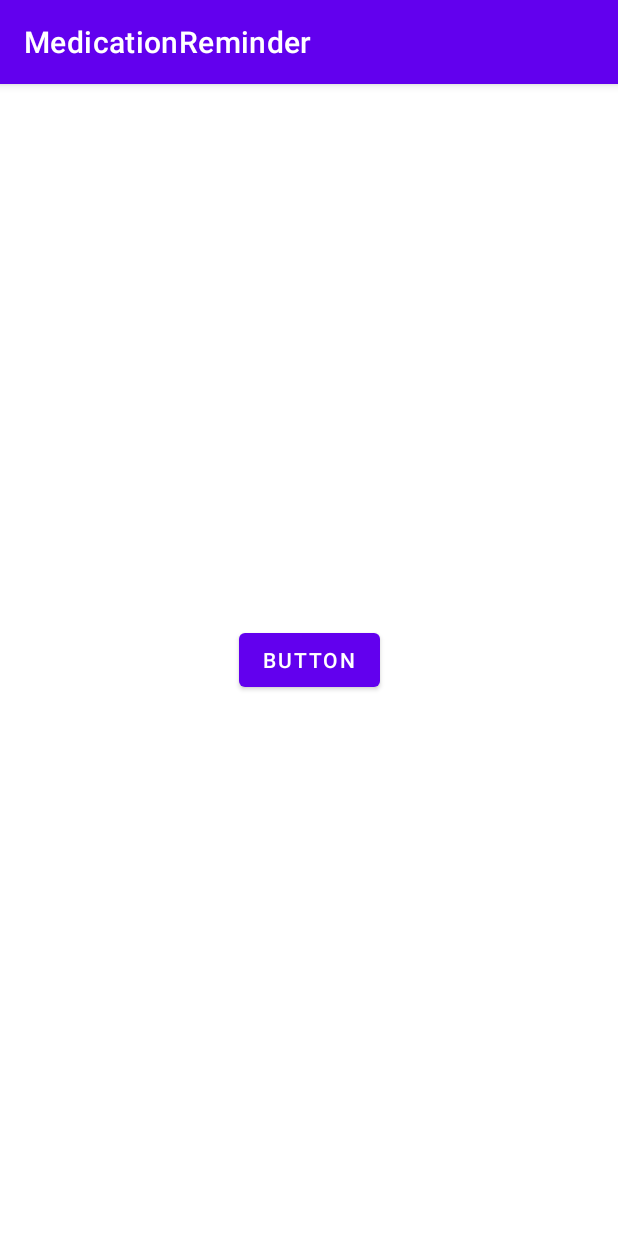
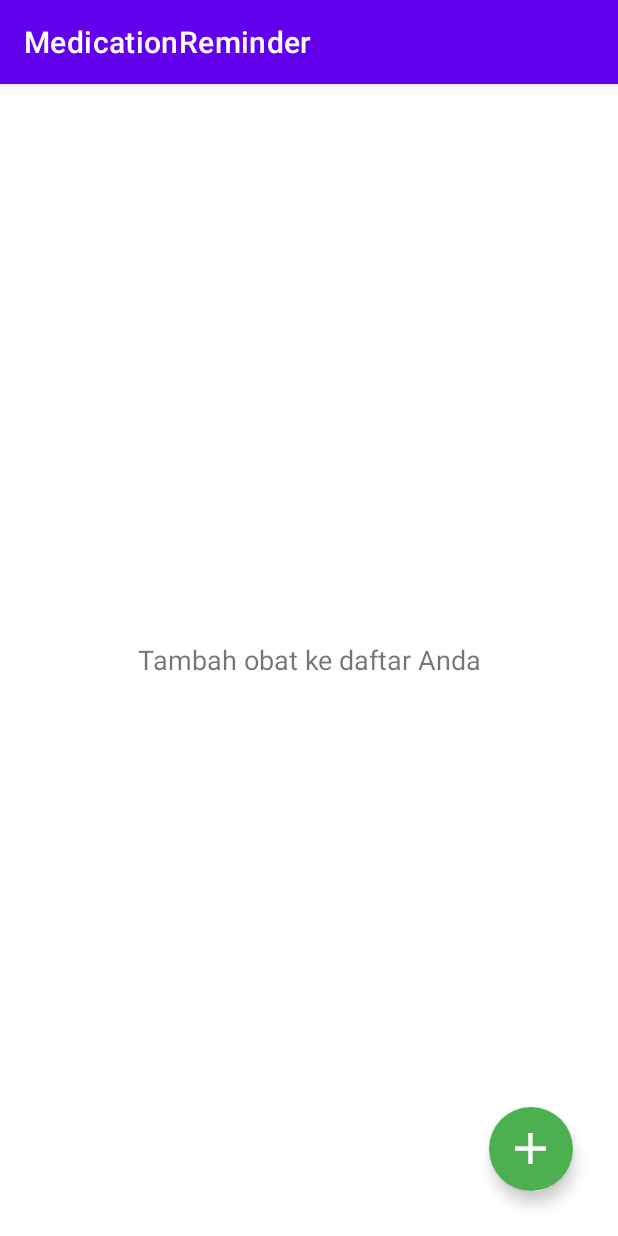
Before and after one commit to fiqriturhamz/MedicationReminder, an Android app: the screen it shows after launch (MainActivity), on a phone screen of 412 x 824 dp. Run offline under Robolectric (Android 15) with nearby library versions, the phone set to English and light mode, and no system bars.

Commit message:
Menambahkan dose_list_item.xml, dose_unit_list_item.xml, extra_dose_template.xml, activity_main.xml, beberapa drawable vector, color, dan string

```diff
--- a/app/build.gradle
+++ b/app/build.gradle
@@ -37,6 +37,7 @@ dependencies {
     implementation 'androidx.appcompat:appcompat:1.3.1'
     implementation 'com.google.android.material:material:1.4.0'
     implementation 'androidx.constraintlayout:constraintlayout:2.1.1'
+    implementation 'androidx.cardview:cardview:1.0.0'
     testImplementation 'junit:junit:4.+'
     androidTestImplementation 'androidx.test.ext:junit:1.1.3'
     androidTestImplementation 'androidx.test.espresso:espresso-core:3.4.0'
--- /dev/null
+++ b/app/src/main/res/drawable/add.xml
@@ -0,0 +1,5 @@
+<vector android:height="24dp" android:tint="#FFFFFF"
+    android:viewportHeight="24" android:viewportWidth="24"
+    android:width="24dp" xmlns:android="http://schemas.android.com/apk/res/android">
+    <path android:fillColor="@android:color/white" android:pathData="M19,13h-6v6h-2v-6H5v-2h6V5h2v6h6v2z"/>
+</vector>
--- /dev/null
+++ b/app/src/main/res/drawable/delete.xml
@@ -0,0 +1,5 @@
+<vector android:height="24dp" android:tint="#000000"
+    android:viewportHeight="24" android:viewportWidth="24"
+    android:width="24dp" xmlns:android="http://schemas.android.com/apk/res/android">
+    <path android:fillColor="@android:color/white" android:pathData="M6,19c0,1.1 0.9,2 2,2h8c1.1,0 2,-0.9 2,-2V7H6v12zM19,4h-3.5l-1,-1h-5l-1,1H5v2h14V4z"/>
+</vector>
--- a/app/src/main/res/layout/activity_main.xml
+++ b/app/src/main/res/layout/activity_main.xml
@@ -1,28 +1,50 @@
 <?xml version="1.0" encoding="utf-8"?>
-<androidx.constraintlayout.widget.ConstraintLayout xmlns:android="http://schemas.android.com/apk/res/android"
+<RelativeLayout xmlns:android="http://schemas.android.com/apk/res/android"
     xmlns:app="http://schemas.android.com/apk/res-auto"
     xmlns:tools="http://schemas.android.com/tools"
     android:layout_width="match_parent"
     android:layout_height="match_parent"
     tools:context=".MainActivity">
 
-    <TextView
+    <com.google.android.material.appbar.MaterialToolbar
+        android:id="@+id/toolbar"
+        android:layout_width="match_parent"
+        android:layout_height="?android:actionBarSize"
+        android:layout_alignParentTop="true"
+        app:contentInsetStart="0dp"
+        android:gravity="center_vertical"/>
+
+    <ListView
+        android:id="@+id/med_list_view"
+        android:layout_width="match_parent"
+        android:layout_height="match_parent"
+        android:layout_below="@id/toolbar"
+        android:dividerHeight="2dp" />
+
+    <androidx.appcompat.widget.AppCompatTextView
+        android:id="@+id/list_empty_label"
+        android:layout_width="match_parent"
+        android:layout_height="wrap_content"
+        android:layout_centerInParent="true"
+        android:text="@string/add_medications"
+        app:autoSizeTextType="uniform"
+        android:textSize="18sp"
+        android:gravity="center"/>
+
+    <com.google.android.material.floatingactionbutton.FloatingActionButton
+        android:id="@+id/add_med_button"
         android:layout_width="wrap_content"
         android:layout_height="wrap_content"
-        android:text="Hello World!"
-        app:layout_constraintBottom_toBottomOf="parent"
-        app:layout_constraintLeft_toLeftOf="parent"
-        app:layout_constraintRight_toRightOf="parent"
-        app:layout_constraintTop_toTopOf="parent" />
+        android:layout_alignParentBottom="true"
+        android:layout_alignParentEnd="true"
+        android:layout_marginHorizontal="30dp"
+        android:layout_marginVertical="30dp"
+        android:backgroundTint="@color/floating_action_button"
+        app:borderWidth="0dp"
+        android:src="@drawable/add"
+        app:tint="@color/white"
+        app:fabSize="normal"
+        app:maxImageSize="35dp"
+        android:contentDescription="@string/new_medication" />
 
-    <Button
-        android:id="@+id/button2"
-        android:layout_width="wrap_content"
-        android:layout_height="wrap_content"
-        android:text="Button"
-        app:layout_constraintBottom_toBottomOf="parent"
-        app:layout_constraintEnd_toEndOf="parent"
-        app:layout_constraintStart_toStartOf="parent"
-        app:layout_constraintTop_toTopOf="parent" />
-
-</androidx.constraintlayout.widget.ConstraintLayout>
+</RelativeLayout>
--- a/app/src/main/res/values/colors.xml
+++ b/app/src/main/res/values/colors.xml
@@ -7,4 +7,6 @@
     <color name="teal_700">#FF018786</color>
     <color name="black">#FF000000</color>
     <color name="white">#FFFFFFFF</color>
+    <color name="background">#FF101010</color>
+    <color name="floating_action_button">#4CAF50</color>
 </resources>
--- a/app/src/main/res/values/strings.xml
+++ b/app/src/main/res/values/strings.xml
@@ -1,3 +1,7 @@
 <resources>
     <string name="app_name">MedicationReminder</string>
+    <string name="add_medications">Tambah obat ke daftar Anda</string>
+    <string name="new_medication">Obat baru</string>
+    <string name="midnight">12:00AM</string>
+    <string name="schedule_dose">Jadwalkan Dosis</string>
 </resources>
```
Also changed, not shown: app/src/main/res/layout/dose_list_item.xml (added, +26 -0 lines), app/src/main/res/layout/dose_unit_list_item.xml (added, +12 -0 lines), app/src/main/res/layout/extra_dose_template.xml (added, +32 -0 lines).
